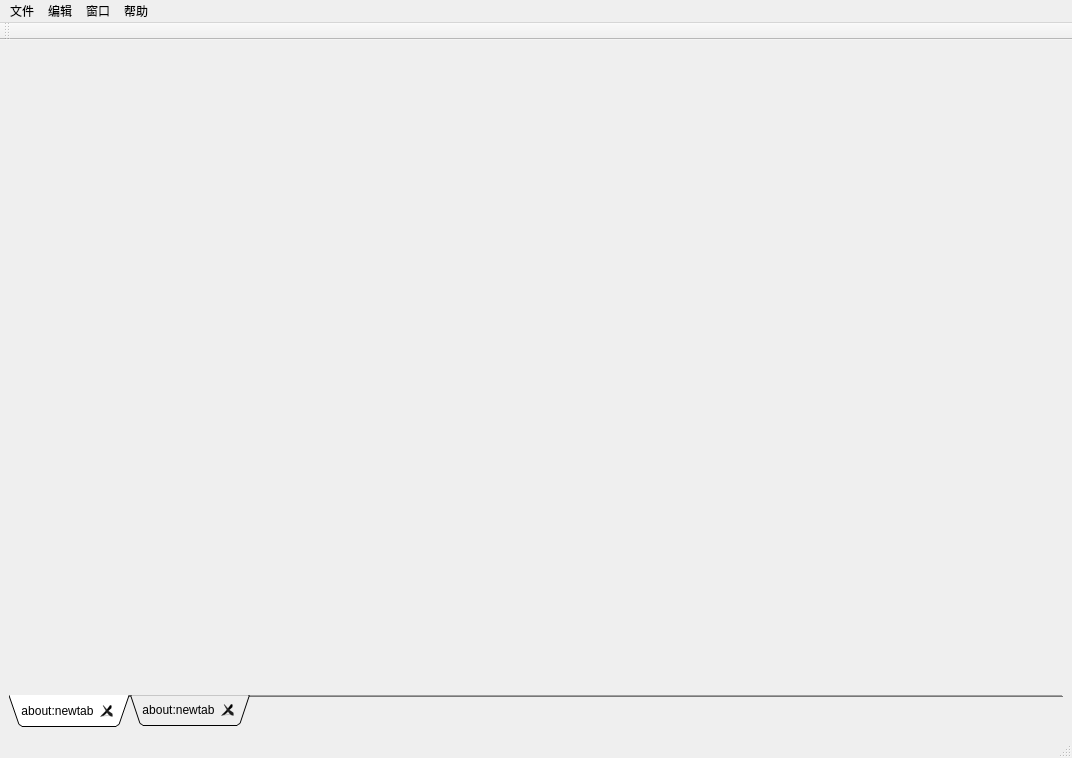
Before: the Qt Designer form gui/board.ui in TaylorTrz/Enhanced-Typora, drawn with Qt 5.
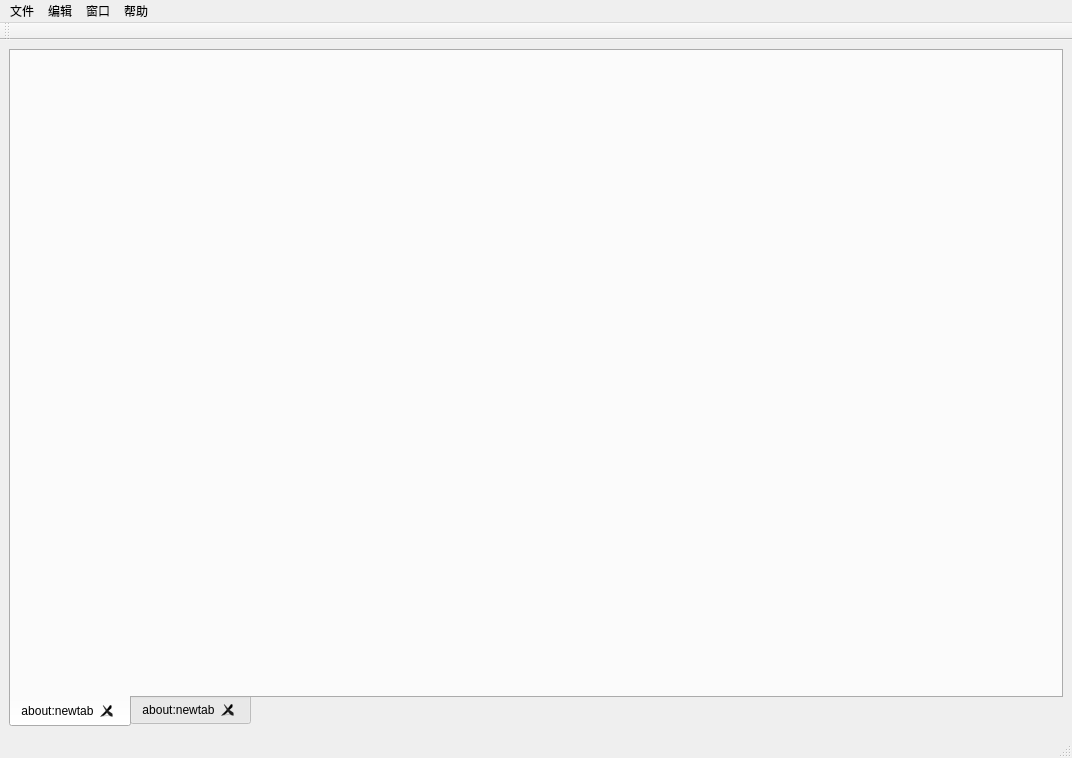
After: the same form once the commit is applied.

```diff
--- a/gui/board.ui
+++ b/gui/board.ui
@@ -56,13 +56,13 @@
        <enum>QTabWidget::South</enum>
       </property>
       <property name="tabShape">
-       <enum>QTabWidget::Triangular</enum>
+       <enum>QTabWidget::Rounded</enum>
       </property>
       <property name="currentIndex">
        <number>0</number>
       </property>
       <property name="documentMode">
-       <bool>true</bool>
+       <bool>false</bool>
       </property>
       <property name="tabsClosable">
        <bool>true</bool>
```
Left out of the diff: 4 changed lines with no effect on the pictures.
